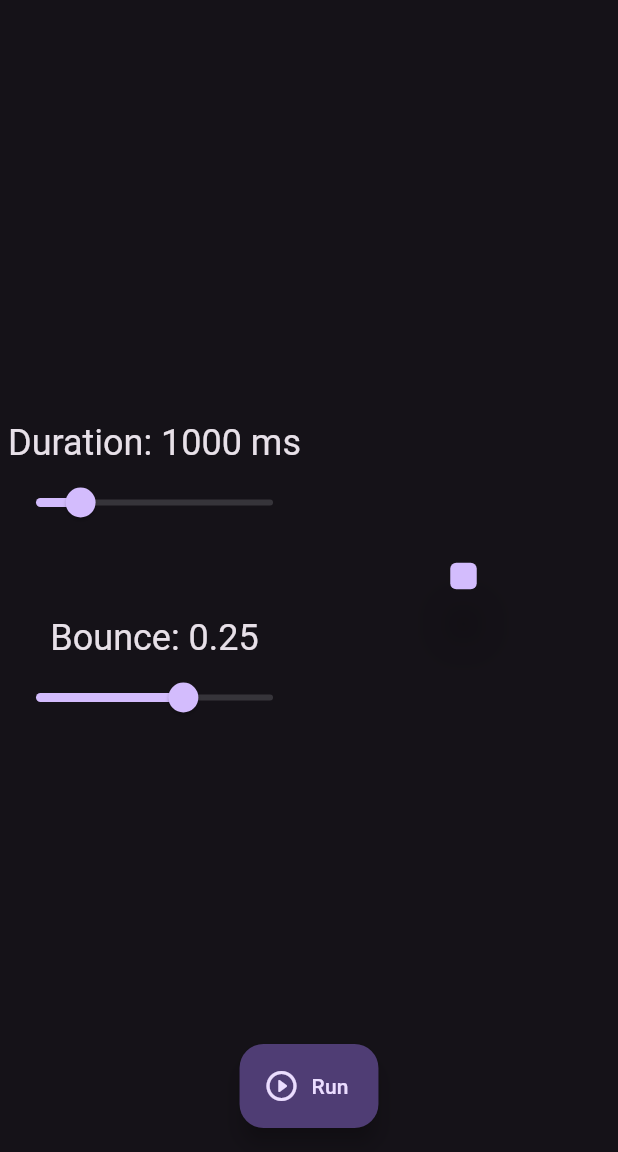
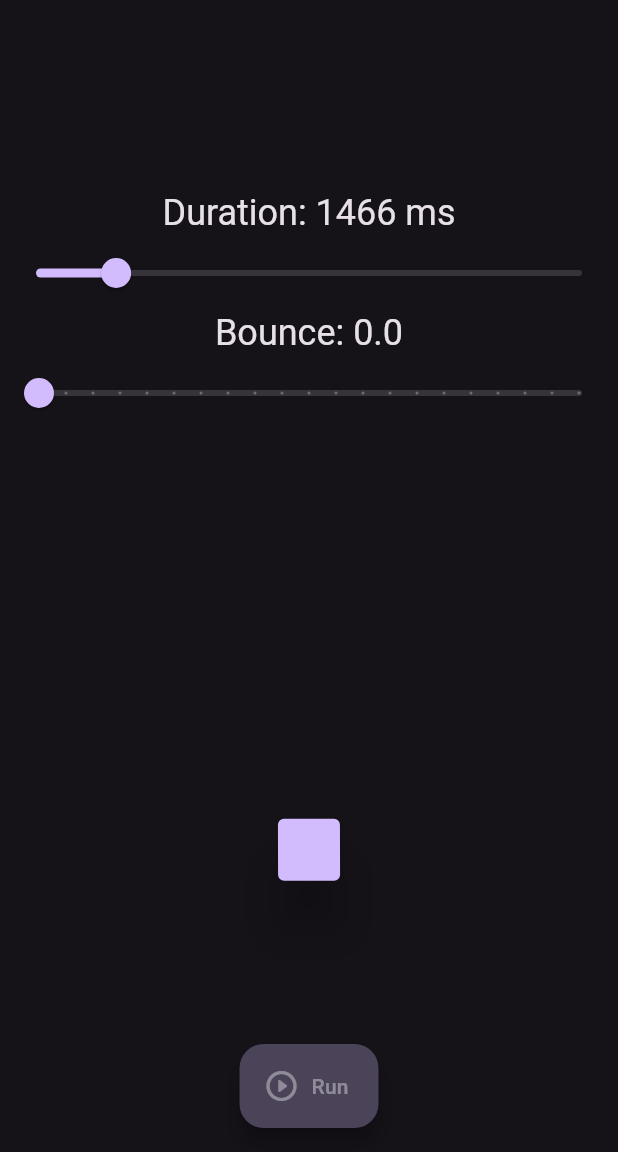
Before and after one commit to ercantomac/elegant_spring_animation, a Flutter app: the screen it shows after launch, after a tap on "Run", on a phone screen of 412 x 824 dp, the part 84-1236 px from its top. Run offline on Flutter 3.47's test engine with Material 2 defaults, Android fonts, the phone set to English and light mode, and no system bars.

Commit message:
version 2.0.0

```diff
--- a/example/lib/main.dart
+++ b/example/lib/main.dart
@@ -1,7 +1,12 @@
+import 'dart:math';
+
 import 'package:elegant_spring_animation/elegant_spring_animation.dart';
 import 'package:flutter/material.dart';
+import 'package:flutter/services.dart';
 
 void main() {
+  WidgetsFlutterBinding.ensureInitialized();
+  SystemChrome.setEnabledSystemUIMode(SystemUiMode.immersiveSticky);
   runApp(const MyApp());
 }
 
@@ -35,16 +40,10 @@ class MyHomePage extends StatefulWidget {
 }
 
 class _MyHomePageState extends State<MyHomePage> with SingleTickerProviderStateMixin {
-  late double _kBounce = 0.25;
-  late int _kDuration = 1000;
-  late AnimationController _animationController;
-  late Curve _elegantCurve = ElegantSpring(duration: Duration(milliseconds: _kDuration), bounce: _kBounce);
-
-  @override
-  void initState() {
-    super.initState();
-    _animationController = AnimationController(vsync: this, duration: Duration(milliseconds: _kDuration));
-  }
+  late double _kBounce = 0.0;
+  late int _kDuration = _elegantCurve.recommendedDuration.inMilliseconds;
+  late final AnimationController _animationController = AnimationController(vsync: this, duration: Duration(milliseconds: _kDuration));
+  late ElegantSpring _elegantCurve = ElegantSpring(bounce: _kBounce);
 
   @override
   void dispose() {
@@ -54,70 +53,82 @@ class _MyHomePageState extends State<MyHomePage> with SingleTickerProviderStateM
 
   @override
   Widget build(BuildContext context) {
+    final double maxWidth = max(MediaQuery.sizeOf(context).height / 2, MediaQuery.sizeOf(context).width / 2);
+
     return Scaffold(
       appBar: AppBar(
         backgroundColor: Theme.of(context).colorScheme.inversePrimary,
         title: const Text('Elegant Spring Animation Demo'),
         centerTitle: true,
       ),
-      body: Row(
-        children: <Expanded>[
-          Expanded(
+      body: FractionallySizedBox(
+        widthFactor: 1.0,
+        child: Wrap(
+          //crossAxisAlignment: WrapCrossAlignment.center,
+          runAlignment: WrapAlignment.center,
+          alignment: WrapAlignment.center,
+          children: <Widget>[
+            SizedBox(
+              width: maxWidth,
+              child: AspectRatio(
+                aspectRatio: 1,
+                child: FractionallySizedBox(
+                  //widthFactor: 0.7,
+                  heightFactor: 0.7,
                   child: Column(
                     mainAxisAlignment: MainAxisAlignment.center,
+                    mainAxisSize: MainAxisSize.min,
                     children: <Widget>[
                       Text(
                         'Duration: $_kDuration ms',
                         style: Theme.of(context).textTheme.headlineSmall,
                       ),
                       Slider(
-                  divisions: 100,
+                        divisions: 98,
                         min: 100.0,
-                  max: 5100.0,
+                        max: 10000.0,
                         value: _kDuration.toDouble(),
                         onChanged: (double val) {
                           setState(() {
                             _kDuration = val.toInt();
-                      _animationController.duration = Duration(milliseconds: _kDuration);
-                      _elegantCurve = ElegantSpring(duration: Duration(milliseconds: _kDuration), bounce: _kBounce);
                           });
                         },
                       ),
-                const SizedBox(height: 50.0),
                       Text(
                         'Bounce: $_kBounce',
                         style: Theme.of(context).textTheme.headlineSmall,
                       ),
                       Slider(
-                  divisions: 40,
-                  min: -1.0,
+                        divisions: 20,
+                        min: 0.0,
                         max: 1.0,
                         value: _kBounce,
                         onChanged: (double val) {
                           setState(() {
                             _kBounce = double.parse(val.toStringAsFixed(2));
-                      _elegantCurve = ElegantSpring(duration: Duration(milliseconds: _kDuration), bounce: _kBounce);
+                            _kDuration = ElegantSpring(bounce: _kBounce).recommendedDuration.inMilliseconds;
                           });
                         },
                       ),
                     ],
                   ),
                 ),
-          Expanded(
-            child: Row(
-              children: <Widget>[
-                const Spacer(flex: 2),
-                Expanded(
-                  flex: 3,
+              ),
+            ),
+            SizedBox(
+              width: maxWidth,
               child: AspectRatio(
                 aspectRatio: 1,
+                child: Align(
+                  alignment: const Alignment(0.0, -0.5),
+                  child: FractionallySizedBox(
+                    widthFactor: 0.5,
+                    heightFactor: 0.5,
                     child: ScaleTransition(
-                      scale: CurvedAnimation(
-                              parent: _animationController, curve: _elegantCurve, reverseCurve: _elegantCurve.flipped)
+                      scale: CurvedAnimation(parent: _animationController, curve: _elegantCurve, reverseCurve: _elegantCurve.flipped)
                           .drive(Tween<double>(begin: 1.0, end: 0.2)),
                       child: RotationTransition(
-                        turns: CurvedAnimation(
-                                parent: _animationController, curve: _elegantCurve, reverseCurve: _elegantCurve.flipped)
+                        turns: CurvedAnimation(parent: _animationController, curve: _elegantCurve, reverseCurve: _elegantCurve.flipped)
                             .drive(Tween<double>(begin: 0.0, end: 0.5)),
                         child: Material(
                           elevation: 16.0,
@@ -128,24 +139,39 @@ class _MyHomePageState extends State<MyHomePage> with SingleTickerProviderStateM
                     ),
                   ),
                 ),
-                const Spacer(flex: 2),
-              ],
               ),
             ),
           ],
         ),
+      ),
       floatingActionButton: FloatingActionButton.extended(
-        onPressed: () {
+        onPressed: _isAnimating
+            ? null
+            : () async {
+                setState(() {
+                  _animationController.duration = Duration(milliseconds: _kDuration);
+                  _elegantCurve = ElegantSpring(bounce: _kBounce);
+                  _isAnimating = true;
+                });
+
                 if (_animationController.isDismissed) {
-            _animationController.forward();
+                  await _animationController.forward();
                 } else {
-            _animationController.reverse();
+                  await _animationController.reverse();
                 }
+
+                setState(() {
+                  _isAnimating = false;
+                });
               },
+        backgroundColor: _isAnimating ? Theme.of(context).colorScheme.secondaryContainer : null,
+        foregroundColor: _isAnimating ? Colors.white38 : null,
         label: const Text('Run'),
         icon: const Icon(Icons.play_circle_outline_rounded),
       ),
       floatingActionButtonLocation: FloatingActionButtonLocation.centerFloat,
     );
   }
+
+  late bool _isAnimating = false;
 }
--- a/lib/elegant_spring_animation.dart
+++ b/lib/elegant_spring_animation.dart
@@ -3,50 +3,96 @@ library elegant_spring_animation;
 import 'dart:math';
 
 import 'package:flutter/animation.dart';
-import 'package:flutter/physics.dart';
 
 class ElegantSpring extends Curve {
-  ElegantSpring({
-    required Duration duration,
-    double bounce = 0.0,
-  }) {
-    assert((bounce >= -1.0 && bounce <= 1.0), '"bounce" value must be between -1.0 and 1.0.');
-    /*if (!(bounce >= -1.0 && bounce <= 1.0)) {
-      throw Exception('"bounce" value must be between -1.0 and 1.0.');
-    }*/
+  ElegantSpring({this.bounce = 0.0}) {
+    assert((bounce >= 0.0 && bounce <= 1.0), '"bounce" value must be between 0.0 and 1.0 inclusive');
 
-    final double dur = max(1.0, (duration.inMilliseconds / 1000));
-    final double stiffness = ((2 * pi) / dur) * ((2 * pi) / dur) * 3.5;
-    final double dampingRatio = 1.0 - bounce;
-    /*final double alternativeDampingRatio =
-        (bounce >= 0.0) ? (1 - (4 * pi) * bounce / dur) : ((4 * pi) / (dur + (4 * pi) * bounce));*/
+    _dampingRatio = _maxDampingRatio - (sqrt(bounce) * (_maxDampingRatio - _minDampingRatio));
+    _stiffness = _baseStiffness / pow(_dampingRatio, 2);
 
-    final SpringDescription desc = SpringDescription.withDampingRatio(
-      mass: 1.0,
-      stiffness: stiffness,
-      ratio: dampingRatio,
-    );
+    /// ALWAYS STAYS CONSTANT AT 12.5663706144 (4 * pi)
+    _dampingCoefficient = _dampingRatio * 2 * sqrt(_mass * _stiffness);
 
-    _sim = SpringSimulation(
-      desc,
-      0.0,
-      1.0,
-      0.0,
-    );
+    final double naturalFrequency = sqrt(_stiffness / _mass);
+    _angularFrequency = naturalFrequency * sqrt(1.0 - pow(min(_dampingRatio, 0.999999), 2));
 
-    _val = (1 - _sim.x(1.0));
+    /// Calculating the settling duration
+    final double linearDampingRatio = _maxDampingRatio - (bounce * (_maxDampingRatio - _minDampingRatio));
+    final double numerator = _dampingCoefficient * linearDampingRatio;
+    final double denominator = 2 * sqrt(_mass * _stiffness);
 
-    /*print('Bounce: $bounce');
-    print('Duration: $dur seconds');
-    print('Stiffness: $stiffness');
-    print('Damping ratio: $dampingRatio');
-    //print('Alternative damping ratio: $alternativeDampingRatio');
-    print('Damping: ${desc.damping}\n\n');*/
+    recommendedDuration = Duration(milliseconds: ((-log(_tolerance) / ((numerator / denominator) * naturalFrequency)) * 1000).round());
+
+    print('_dampingRatio: $_dampingRatio');
+    print('_stiffness: $_stiffness');
+    print('_dampingCoefficient: $_dampingCoefficient');
+    print('_angularFrequency: $_angularFrequency');
+    print('recommendedDuration: $recommendedDuration');
   }
 
-  late final SpringSimulation _sim;
-  late final double _val;
+  /// 4 * (pi^2)
+  static const double _baseStiffness = 39.4784176044;
+  static const double _maxDampingRatio = 1.0, _minDampingRatio = 0.19611615;
+  static const double _mass = 1.0;
+  static const double _tolerance = 0.0001;
+
+  /// Bounciness of the curve.
+  /// Must be >= 0 and <= 1.
+  /// 0: No bounce.
+  /// 1: Maximum bounce.
+  /// Defaults to 0.
+  final double bounce;
+
+  /// The "settling duration" of the spring.
+  /// Recommended to use as the duration of the animation, to ensure that the animation doesn't feel too fast or too slow.
+  late final Duration recommendedDuration;
+
+  /// MAX: _maxDampingRatio (when bounce = 0) - CRITICALLY DAMPED
+  /// MIN: _minDampingRatio (when bounce = 1) - UNDER DAMPED
+  late final double _dampingRatio;
+
+  /// ALWAYS STAYS CONSTANT AT 12.5663706144 (4 * pi)
+  late final double _dampingCoefficient;
+
+  /// MAX: 1026.43870214 (when bounce = 1 & _dampingRatio = _minDampingRatio)
+  /// MIN: _baseStiffness (when bounce = 0 & _dampingRatio = _maxDampingRatio)
+  late final double _stiffness;
+
+  /// MAX: 31.4159240599 (10 * pi) (when bounce = 1 & _dampingRatio = _minDampingRatio)
+  /// MIN: 0.00888576365505 (when bounce = 0 & _dampingRatio = _maxDampingRatio)
+  late final double _angularFrequency;
+
+  /// For adjusting the graph to ensure that it's not far-off from 1.0 as t approaches 1.0.
+  /// This ensures that the animation doesn't "jump" to target at the end.
+  late final double _stretchGraphToTarget = 1.0 - calculate(1.0);
+
+  late final double _sinusMultiplication = _dampingCoefficient / _angularFrequency;
 
   @override
-  double transform(double t) => _sim.x(t) + t * _val;
+  double transformInternal(double t) {
+    return calculate(t) + (t * _stretchGraphToTarget);
+  }
+
+  double calculate(double t) {
+    final double decay = exp(-_dampingCoefficient * t);
+    final double a = _angularFrequency * t;
+
+    return 1 - (decay * (cos(a) + (_sinusMultiplication * sin(a))));
+  }
+
+  /// Has the maximum bounce, ideal for playful UIs and games.
+  static final ElegantSpring maximumBounce = ElegantSpring(bounce: 1.0);
+
+  /// Has a strong bounce.
+  static final ElegantSpring strongBounce = ElegantSpring(bounce: 0.75);
+
+  /// Has a noticeable bounce, but not too distracting.
+  static final ElegantSpring mediumBounce = ElegantSpring(bounce: 0.5);
+
+  /// Has a very subtle bounce.
+  static final ElegantSpring gentleBounce = ElegantSpring(bounce: 0.25);
+
+  /// Has no bounce, gracefully comes to rest.
+  static final ElegantSpring smooth = ElegantSpring();
 }
--- a/pubspec.yaml
+++ b/pubspec.yaml
@@ -1,10 +1,11 @@
 name: elegant_spring_animation
 description: A package that provides an intuitive API for using spring animations.
-version: 1.0.0
+version: 2.0.0
 #homepage:
 repository: https://github.com/ercantomac/elegant_spring_animation
 topics:
   - animation
+  - spring
 
 environment:
   sdk: '>=3.0.3 <4.0.0'
```
Also changed, not shown: 2 other files. Lines whose indentation alone changed are shown as unchanged.
